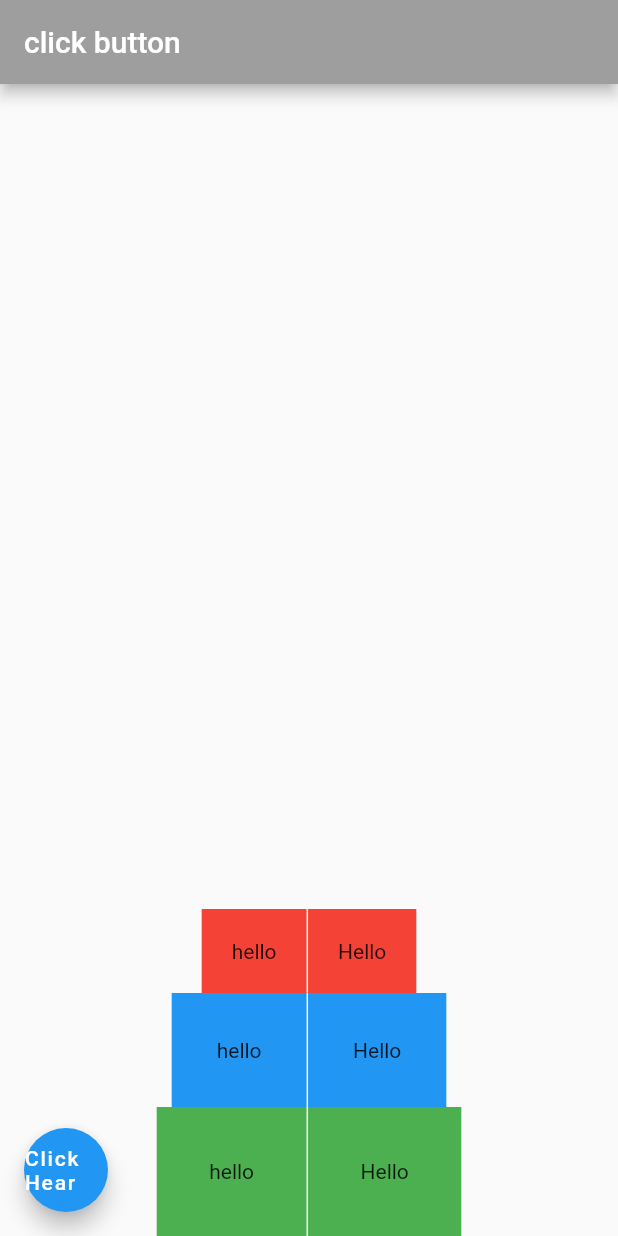
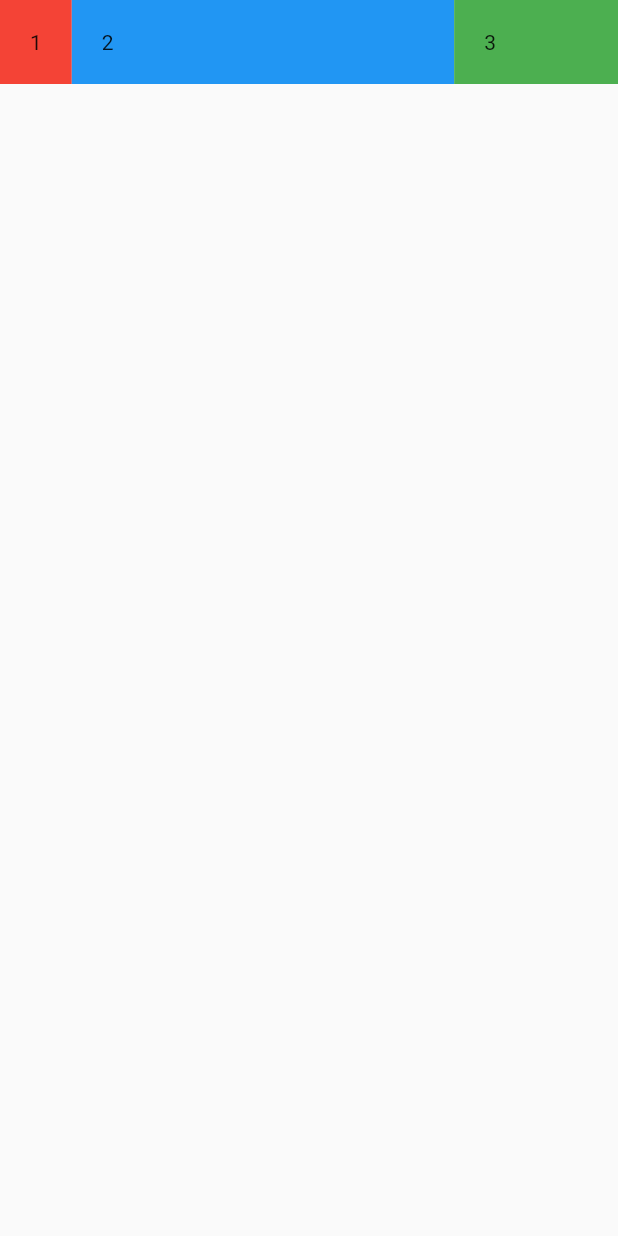
Before and after one commit to MoinuddinAthaniya/Flutter_expanded, a Flutter app: the screen it shows after launch, on a phone screen of 412 x 824 dp. Run offline on Flutter 3.47's test engine with Material 2 defaults, Android fonts, the phone set to English and light mode, and no system bars.

Commit message:
row expended

```diff
--- a/lib/main.dart
+++ b/lib/main.dart
@@ -4,82 +4,45 @@ void main()
 {
   runApp(MyApp());
 }
+
 class MyApp extends StatelessWidget {
   @override
   Widget build(BuildContext context) {
     return MaterialApp(
       home: Scaffold(
-        appBar: AppBar(backgroundColor: Colors.grey,
+        body:SafeArea(
+        child: Row(
+          children: [
+            Container(
+              padding: EdgeInsets.all(20),
+              color: Colors.red,
+              child: Text('1'),
+            ),
+            Expanded(
+              flex: 7,
+                child: Container
+            (
 
-
-            title: Text('click button ')
-        ) ,
-        body:Row(
-          mainAxisAlignment: MainAxisAlignment.center,
-          children: [
-            Column(
-              mainAxisAlignment: MainAxisAlignment.end,
-              crossAxisAlignment: CrossAxisAlignment.end,
-              children: [
-                Container(
-
+              padding: EdgeInsets.all(20),
+             // width: 70,
+              color: Colors.blue,
+              child: Text('2'),
+            )
+            ),
+            Expanded(
+              flex: 3,
+                child:Container
+                (
                   padding: EdgeInsets.all(20),
-                  color: Colors.red,
-                  child: Text('hello'),
-                ),
-                Container(
-                  padding: EdgeInsets.all(30),
-                  color: Colors.blue,
-
-                  child:  Text('hello'),
-                ),
-                Container(
-                  padding: EdgeInsets.all(35),
+                  // width: 200,
                   color: Colors.green,
-                  child: Text('hello'),
+                  child: Text('3'),
                 )
-
-              ],
-            ), //1
-            SizedBox(width:1),
-            Column(
-              mainAxisAlignment: MainAxisAlignment.end,
-              crossAxisAlignment: CrossAxisAlignment.start,
-              children: [
-                Container(
-                  padding: EdgeInsets.all(20),
-                  color: Colors.red,
-                  child: Text('Hello'),
-                ),
-                Container(
-                  padding: EdgeInsets.all(30),
-                  color: Colors.blue,
-                  child: Text('Hello'),
-                ),
-                Container(
-                  padding: EdgeInsets.all(35),
-                  color: Colors.green,
-                  child: Text('Hello'),
-                ),
-
-              ],
-            ),//
-
-
-
-
-
-
+            ),
 
           ],
-        ) ,
-        floatingActionButtonLocation: FloatingActionButtonLocation.startFloat,
-        floatingActionButton: FloatingActionButton(
-
-          onPressed: null,
-
-          child: Text('Click Hear'),
         ),
+        )
       ),
     );
   }
```
